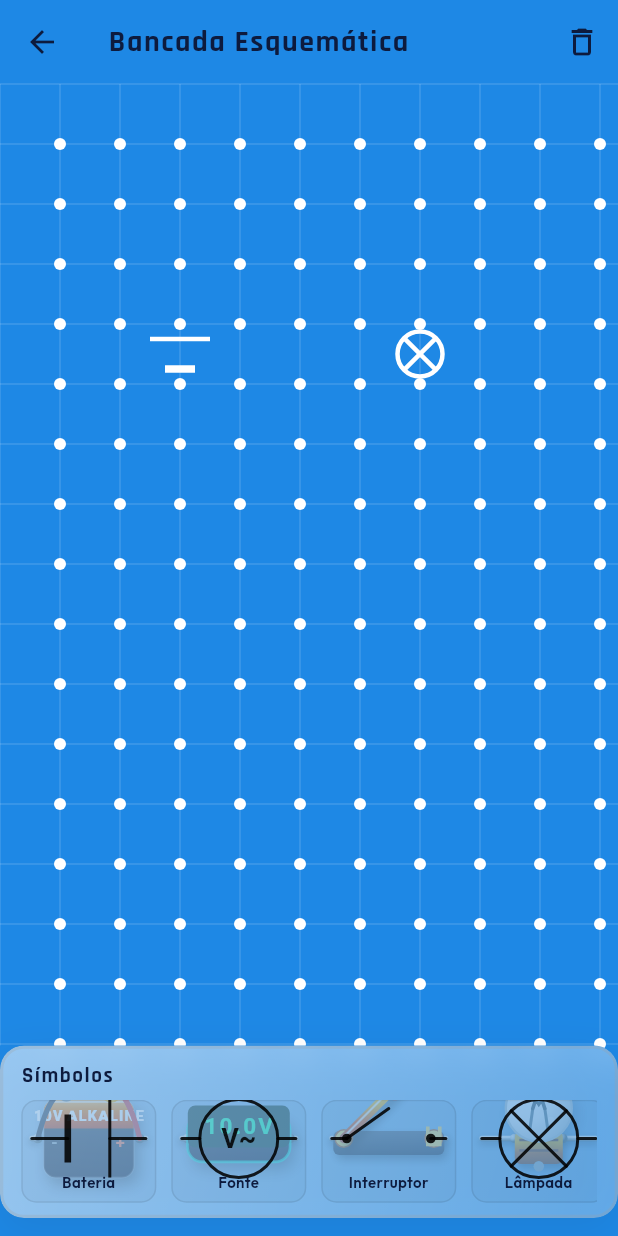
After one commit to Elisabete-MO/flutter_electric_circuit_game, a Flutter app: the screen it shows after launch, scrolled down 576 dp, after a tap on "Bancada Esquemática", on a phone screen of 412 x 824 dp. The commit adds this screen. Run offline on Flutter 3.47's test engine with Material 3 defaults, Android fonts, the phone set to English and light mode, and no system bars; our stand-ins replace audioplayers, confetti, flutter_riverpod, google_fonts, shared_preferences.

Commit message:
adicionando bancada esquematica

```diff
--- a/lib/app/routes.dart
+++ b/lib/app/routes.dart
@@ -4,6 +4,7 @@ import '../screens/challenges/challenges_screen.dart';
 import '../screens/first_steps/first_steps_screen.dart';
 import '../screens/home/home_screen.dart';
 import '../screens/sandbox/sandbox_screen.dart';
+import '../screens/sandbox/schematic_sandbox_screen.dart';
 import '../screens/settings/settings_screen.dart';
 
 /// Rotas nomeadas do EletroLab.
@@ -12,6 +13,7 @@ abstract final class Routes {
   static const String firstSteps = '/first-steps';
   static const String challenges = '/challenges';
   static const String sandbox = '/sandbox';
+  static const String schematicSandbox = '/schematic_sandbox';
   static const String settings = '/settings';
 
   static final Map<String, WidgetBuilder> all = {
@@ -19,6 +21,7 @@ abstract final class Routes {
     firstSteps: (_) => const FirstStepsScreen(),
     challenges: (_) => const ChallengesScreen(),
     sandbox: (_) => const SandboxScreen(),
+    schematicSandbox: (_) => const SchematicSandboxScreen(),
     settings: (_) => const SettingsScreen(),
   };
 }
--- a/lib/screens/home/home_screen.dart
+++ b/lib/screens/home/home_screen.dart
@@ -140,6 +140,17 @@ class HomeScreen extends ConsumerWidget {
           borderIndex: 2,
         );
 
+        _CyberMenuCard cardSchematicSandbox(double? h) => buildCard(
+          title: 'Bancada Esquemática',
+          description: 'Ligue os pontos e projete circuitos no papel.',
+          tag: 'PROJETO E ESQUEMA',
+          icon: Icons.draw_rounded,
+          accentColor: EletroLabColors.electricBlue,
+          onTap: () => Navigator.of(context).pushNamed(Routes.schematicSandbox),
+          height: h,
+          borderIndex: 4,
+        );
+
         _CyberMenuCard cardSettings(double? h) => buildCard(
           title: l10n.menuSettings,
           description: l10n.menuSettingsDesc,
@@ -152,7 +163,9 @@ class HomeScreen extends ConsumerWidget {
         );
 
         if (wide) {
-          return Row(
+          return Column(
+            children: [
+              Row(
                 crossAxisAlignment: CrossAxisAlignment.start,
                 children: [
                   Expanded(child: cardTutorial(280)),
@@ -160,8 +173,19 @@ class HomeScreen extends ConsumerWidget {
                   Expanded(child: cardCampaign(280)),
                   SizedBox(width: gap),
                   Expanded(child: cardSandbox(280)),
+                ],
+              ),
+              SizedBox(height: gap),
+              Row(
+                crossAxisAlignment: CrossAxisAlignment.start,
+                children: [
+                  Expanded(child: cardSchematicSandbox(280)),
                   SizedBox(width: gap),
                   Expanded(child: cardSettings(280)),
+                  SizedBox(width: gap),
+                  Expanded(child: const SizedBox.shrink()),
+                ],
+              ),
             ],
           );
         }
@@ -183,7 +207,16 @@ class HomeScreen extends ConsumerWidget {
                 children: [
                   Expanded(child: cardSandbox(260)),
                   SizedBox(width: gap),
+                  Expanded(child: cardSchematicSandbox(260)),
+                ],
+              ),
+              SizedBox(height: gap),
+              Row(
+                crossAxisAlignment: CrossAxisAlignment.start,
+                children: [
                   Expanded(child: cardSettings(260)),
+                  SizedBox(width: gap),
+                  Expanded(child: const SizedBox.shrink()),
                 ],
               ),
             ],
@@ -197,6 +230,8 @@ class HomeScreen extends ConsumerWidget {
             cardCampaign(null),
             SizedBox(height: gap),
             cardSandbox(null),
+            SizedBox(height: gap),
+            cardSchematicSandbox(null),
             SizedBox(height: gap),
             cardSettings(null),
           ],
--- /dev/null
+++ b/lib/screens/sandbox/models/schematic_models.dart
@@ -0,0 +1,56 @@
+import 'dart:ui';
+import '../../../models/first_step_component.dart';
+
+/// Representa um ponto no grid (onde fios e componentes podem se conectar).
+class GridNode {
+  final int x;
+  final int y;
+
+  GridNode(this.x, this.y);
+
+  @override
+  bool operator ==(Object other) =>
+      identical(this, other) ||
+      other is GridNode &&
+          runtimeType == other.runtimeType &&
+          x == other.x &&
+          y == other.y;
+
+  @override
+  int get hashCode => x.hashCode ^ y.hashCode;
+}
+
+/// Representa um componente posicionado no grid.
+class SchematicComponent {
+  final String id;
+  final ComponentType type;
+  /// O nó principal onde o componente foi solto.
+  final GridNode position;
+  /// A direção (horizontal ou vertical) em que ele está orientado.
+  final bool isHorizontal;
+
+  SchematicComponent({
+    required this.id,
+    required this.type,
+    required this.position,
+    this.isHorizontal = true,
+  });
+
+  /// Retorna os dois nós (terminais) de conexão deste componente.
+  /// (Assumindo que cada componente ocupa o espaço entre 2 nós adjacentes no grid).
+  List<GridNode> get terminals {
+    if (isHorizontal) {
+      return [position, GridNode(position.x + 1, position.y)];
+    } else {
+      return [position, GridNode(position.x, position.y + 1)];
+    }
+  }
+}
+
+/// Representa um fio conectado entre dois nós do grid.
+class SchematicWire {
+  final GridNode start;
+  final GridNode end;
+
+  SchematicWire(this.start, this.end);
+}
--- /dev/null
+++ b/lib/screens/sandbox/schematic_sandbox_screen.dart
@@ -0,0 +1,209 @@
+import 'package:flutter/material.dart';
+import 'package:uuid/uuid.dart';
+import '../../../models/first_step_component.dart';
+import '../../../l10n/app_localizations.dart';
+import 'models/schematic_models.dart';
+import 'widgets/schematic_painter.dart';
+import 'widgets/sandbox_toolbox.dart';
+
+class SchematicSandboxScreen extends StatefulWidget {
+  const SchematicSandboxScreen({super.key});
+
+  @override
+  State<SchematicSandboxScreen> createState() => _SchematicSandboxScreenState();
+}
+
+class _SchematicSandboxScreenState extends State<SchematicSandboxScreen> {
+  static const double cellSize = 40.0;
+  final _uuid = const Uuid();
+
+  final List<SchematicComponent> _components = [];
+  final List<SchematicWire> _wires = [];
+
+  Offset? _currentDragStart;
+  Offset? _currentDragEnd;
+  GridNode? _startNode;
+
+  @override
+  void initState() {
+    super.initState();
+    // Exemplo inicial (opcional, pode ser removido se quiser iniciar vazio)
+    _components.add(SchematicComponent(
+      id: _uuid.v4(),
+      type: ComponentType.battery,
+      position: GridNode(3, 4),
+      isHorizontal: false,
+    ));
+    _components.add(SchematicComponent(
+      id: _uuid.v4(),
+      type: ComponentType.bulb,
+      position: GridNode(7, 4),
+      isHorizontal: false,
+    ));
+  }
+
+  String _getComponentName(ComponentType type, AppLocalizations l10n) {
+    switch (type) {
+      case ComponentType.battery: return 'Bateria';
+      case ComponentType.bulb: return 'Lâmpada';
+      case ComponentType.resistor: return 'Resistor';
+      case ComponentType.switchComponent: return 'Interruptor';
+      case ComponentType.connectingWire: return 'Fio';
+      case ComponentType.diode: return 'Diodo';
+      case ComponentType.led: return 'LED';
+      case ComponentType.motor: return 'Motor';
+      case ComponentType.potentiometer: return 'Potenciômetro';
+      case ComponentType.powerSupply: return 'Fonte';
+      case ComponentType.fuse: return 'Fusível';
+      case ComponentType.capacitor: return 'Capacitor';
+      case ComponentType.buzzer: return 'Buzzer';
+    }
+  }
+
+  GridNode? _getNodeAt(Offset localPosition) {
+    const double touchTolerance = 25.0; // Tolerância maior para toque
+
+    int x = (localPosition.dx / cellSize).round();
+    int y = (localPosition.dy / cellSize).round();
+
+    if (x < 1 || y < 1) return null;
+
+    final nodeCenter = Offset(x * cellSize, y * cellSize);
+    if ((localPosition - nodeCenter).distance <= touchTolerance) {
+      return GridNode(x, y);
+    }
+    return null;
+  }
+
+  void _onPanStart(DragStartDetails details) {
+    // Usar localPosition diretamente resolve o problema do offset de tela
+    final localPosition = details.localPosition;
+
+    final node = _getNodeAt(localPosition);
+    if (node != null) {
+      setState(() {
+        _startNode = node;
+        _currentDragStart = Offset(node.x * cellSize, node.y * cellSize);
+        _currentDragEnd = localPosition;
+      });
+    }
+  }
+
+  void _onPanUpdate(DragUpdateDetails details) {
+    if (_startNode == null) return;
+    setState(() {
+      _currentDragEnd = details.localPosition;
+    });
+  }
+
+  void _onPanEnd(DragEndDetails details) {
+    if (_startNode == null || _currentDragEnd == null) return;
+
+    final endNode = _getNodeAt(_currentDragEnd!);
+
+    if (endNode != null && endNode != _startNode) {
+      setState(() {
+        _wires.add(SchematicWire(_startNode!, endNode));
+      });
+    }
+
+    setState(() {
+      _startNode = null;
+      _currentDragStart = null;
+      _currentDragEnd = null;
+    });
+  }
+
+  void _clearBoard() {
+    setState(() {
+      _wires.clear();
+      _components.clear();
+    });
+  }
+
+  @override
+  Widget build(BuildContext context) {
+    return Scaffold(
+      backgroundColor: const Color(0xFF1E88E5), // Cor de blueprint (azul)
+      appBar: AppBar(
+        title: const Text('Bancada Esquemática'),
+        backgroundColor: Colors.transparent,
+        elevation: 0,
+        actions: [
+          IconButton(
+            icon: const Icon(Icons.delete_outline),
+            onPressed: _clearBoard,
+            tooltip: 'Limpar tudo',
+          ),
+        ],
+      ),
+      body: Column(
+        children: [
+          Expanded(
+            child: DragTarget<ComponentType>(
+              onAcceptWithDetails: (details) {
+                // details.offset é global, precisamos converter para local no canvas
+                final RenderBox renderBox = context.findRenderObject() as RenderBox;
+                final localPos = renderBox.globalToLocal(details.offset);
+
+                // Ajusta o offset subtraindo o appbar e pegando o nó mais próximo
+                // A altura do AppBar normalmente é kToolbarHeight (56.0) + MediaQuery padding top
+                // Mas globalToLocal deve resolver a maioria, exceto a posição exata de soltura
+                final adjustedPos = Offset(localPos.dx + 44, localPos.dy - 80);
+
+                int x = (adjustedPos.dx / cellSize).round();
+                int y = (adjustedPos.dy / cellSize).round();
+
+                // Evita colocar fora do grid
+                if (x < 1) x = 1;
+                if (y < 1) y = 1;
+
+                setState(() {
+                  _components.add(
+                    SchematicComponent(
+                      id: _uuid.v4(),
+                      type: details.data,
+                      position: GridNode(x, y),
+                      isHorizontal: false, // Pode adicionar lógica para girar depois
+                    )
+                  );
+                });
+              },
+              builder: (context, candidateData, rejectedData) {
+                return GestureDetector(
+                  onPanStart: _onPanStart,
+                  onPanUpdate: _onPanUpdate,
+                  onPanEnd: _onPanEnd,
+                  behavior: HitTestBehavior.opaque,
+                  child: SizedBox.expand(
+                    child: CustomPaint(
+                      painter: SchematicPainter(
+                        cellSize: cellSize,
+                        components: _components,
+                        wires: _wires,
+                        currentDragStart: _currentDragStart,
+                        currentDragEnd: _currentDragEnd,
+                      ),
+                    ),
+                  ),
+                );
+              },
+            ),
+          ),
+          // Toolbox inferior idêntica à Bancada Livre
+          SizedBox(
+            height: 115,
+            child: SandboxToolboxWidget(
+              isHorizontal: true,
+              isDark: Theme.of(context).brightness == Brightness.dark,
+              isDiagramMode: true,
+              useRealisticAssets: false,
+              getComponentName: _getComponentName,
+            ),
+          ),
+          const SizedBox(height: 12),
+        ],
+      ),
+    );
+  }
+}
--- /dev/null
+++ b/lib/screens/sandbox/widgets/schematic_painter.dart
@@ -0,0 +1,184 @@
+import 'package:flutter/material.dart';
+import '../../../models/first_step_component.dart';
+import '../models/schematic_models.dart';
+
+class SchematicPainter extends CustomPainter {
+  final double cellSize;
+  final List<SchematicComponent> components;
+  final List<SchematicWire> wires;
+
+  /// Opcional: Para desenhar a linha atual que o usuário está arrastando
+  final Offset? currentDragStart;
+  final Offset? currentDragEnd;
+
+  SchematicPainter({
+    required this.cellSize,
+    required this.components,
+    required this.wires,
+    this.currentDragStart,
+    this.currentDragEnd,
+  });
+
+  @override
+  void paint(Canvas canvas, Size size) {
+    _drawBlueprintGrid(canvas, size);
+    _drawGridNodes(canvas, size);
+    _drawWires(canvas);
+    _drawComponents(canvas);
+    _drawCurrentDrag(canvas);
+  }
+
+  void _drawBlueprintGrid(Canvas canvas, Size size) {
+    final paint = Paint()
+      ..color = Colors.white.withValues(alpha: 0.15)
+      ..strokeWidth = 1.0;
+
+    for (double i = 0; i <= size.width; i += cellSize) {
+      canvas.drawLine(Offset(i, 0), Offset(i, size.height), paint);
+    }
+    for (double j = 0; j <= size.height; j += cellSize) {
+      canvas.drawLine(Offset(0, j), Offset(size.width, j), paint);
+    }
+  }
+
+  void _drawGridNodes(Canvas canvas, Size size) {
+    final paint = Paint()
+      ..color = Colors.white
+      ..style = PaintingStyle.fill;
+
+    for (double i = cellSize; i < size.width; i += cellSize) {
+      for (double j = cellSize; j < size.height; j += cellSize) {
+        canvas.drawCircle(Offset(i, j), 4.0, paint);
+      }
+    }
+  }
+
+  void _drawWires(Canvas canvas) {
+    final glowPaint = Paint()
+      ..color = Colors.cyanAccent.withValues(alpha: 0.4)
+      ..strokeWidth = 10.0
+      ..strokeCap = StrokeCap.round
+      ..style = PaintingStyle.stroke
+      ..maskFilter = const MaskFilter.blur(BlurStyle.normal, 5.0);
+
+    final paint = Paint()
+      ..color = Colors.white
+      ..strokeWidth = 4.0
+      ..strokeCap = StrokeCap.round
+      ..strokeJoin = StrokeJoin.round
+      ..style = PaintingStyle.stroke;
+
+    for (var wire in wires) {
+      final startOffset = _getOffsetForNode(wire.start);
+      final endOffset = _getOffsetForNode(wire.end);
+      final path = _buildSmoothOrthogonalPath(startOffset, endOffset);
+
+      canvas.drawPath(path, glowPaint);
+      canvas.drawPath(path, paint);
+    }
+  }
+
+  void _drawComponents(Canvas canvas) {
+    // Desenha o símbolo de bateria e lâmpada baseado nos terminais
+    for (var comp in components) {
+      final terms = comp.terminals;
+      final start = _getOffsetForNode(terms[0]);
+      final end = _getOffsetForNode(terms[1]);
+      final center = Offset((start.dx + end.dx) / 2, (start.dy + end.dy) / 2);
+
+      _drawComponentSymbol(canvas, comp.type, center, comp.isHorizontal);
+    }
+  }
+
+  void _drawComponentSymbol(Canvas canvas, ComponentType type, Offset center, bool isHorizontal) {
+    final paint = Paint()
+      ..color = Colors.white
+      ..strokeWidth = 3.0
+      ..style = PaintingStyle.stroke;
+
+    canvas.save();
+    canvas.translate(center.dx, center.dy);
+    if (!isHorizontal) {
+      canvas.rotate(1.5708); // 90 graus
+    }
+
+    if (type == ComponentType.battery) {
+      // Símbolo simples de bateria
+      canvas.drawLine(const Offset(-10, -20), const Offset(-10, 20), paint);
+      canvas.drawLine(const Offset(10, -10), const Offset(10, 10), paint..strokeWidth = 5.0);
+    } else if (type == ComponentType.bulb) {
+      // Símbolo simples de lâmpada
+      canvas.drawCircle(Offset.zero, 15, paint);
+      canvas.drawLine(const Offset(-10.6, -10.6), const Offset(10.6, 10.6), paint);
+      canvas.drawLine(const Offset(10.6, -10.6), const Offset(-10.6, 10.6), paint);
+    } else {
+      // Símbolo genérico
+      canvas.drawRect(Rect.fromCenter(center: Offset.zero, width: 20, height: 20), paint);
+    }
+
+    canvas.restore();
+  }
+
+  void _drawCurrentDrag(Canvas canvas) {
+    if (currentDragStart != null && currentDragEnd != null) {
+      final glowPaint = Paint()
+        ..color = Colors.cyanAccent.withValues(alpha: 0.3)
+        ..strokeWidth = 10.0
+        ..strokeCap = StrokeCap.round
+        ..style = PaintingStyle.stroke
+        ..maskFilter = const MaskFilter.blur(BlurStyle.normal, 5.0);
+
+      final paint = Paint()
+        ..color = Colors.white.withValues(alpha: 0.7)
+        ..strokeWidth = 4.0
+        ..strokeCap = StrokeCap.round
+        ..strokeJoin = StrokeJoin.round
+        ..style = PaintingStyle.stroke;
+
+      final path = _buildSmoothOrthogonalPath(currentDragStart!, currentDragEnd!);
+
+      canvas.drawPath(path, glowPaint);
+      canvas.drawPath(path, paint);
+    }
+  }
+
+  Path _buildSmoothOrthogonalPath(Offset start, Offset end) {
+    final path = Path();
+    path.moveTo(start.dx, start.dy);
+
+    if (start.dx == end.dx || start.dy == end.dy) {
+      path.lineTo(end.dx, end.dy);
+      return path;
+    }
+
+    // Trajeto em L com quina arredondada
+    // Primeiro vai na horizontal, depois na vertical
+    final corner = Offset(end.dx, start.dy);
+
+    double radius = 15.0;
+    final dx = (end.dx - start.dx).abs();
+    final dy = (end.dy - start.dy).abs();
+
+    if (radius > dx / 2) radius = dx / 2;
+    if (radius > dy / 2) radius = dy / 2;
+
+    final p1 = Offset(corner.dx - (end.dx > start.dx ? radius : -radius), corner.dy);
+    final p2 = corner;
+    final p3 = Offset(corner.dx, corner.dy + (end.dy > start.dy ? radius : -radius));
+
+    path.lineTo(p1.dx, p1.dy);
+    path.quadraticBezierTo(p2.dx, p2.dy, p3.dx, p3.dy);
+    path.lineTo(end.dx, end.dy);
+
+    return path;
+  }
+
+  Offset _getOffsetForNode(GridNode node) {
+    return Offset(node.x * cellSize, node.y * cellSize);
+  }
+
+  @override
+  bool shouldRepaint(covariant SchematicPainter oldDelegate) {
+    return true; // Para simplificar, sempre repinta na interação
+  }
+}
```
Lines whose indentation alone changed are shown as unchanged.
